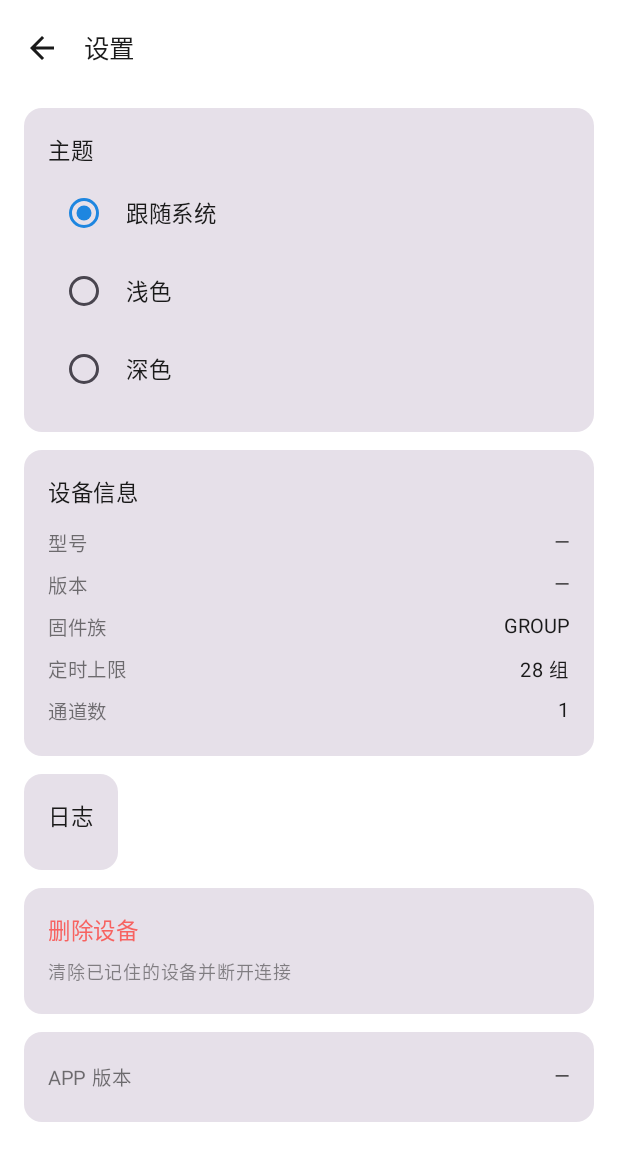
After one commit to page7/TEP_time_controlled_switch, an Android app built with Jetpack Compose: the composable SettingsScreen called with empty values, on a phone screen of 412 x 824 dp. The commit adds this screen. Shown: the top 1161 px of the screen. Run offline under Robolectric (Android 15) with nearby library versions, the phone set to English and light mode, and no system bars.

Commit message:
界面调整

```diff
--- /dev/null
+++ b/app/src/main/java/com/tep/timeswitch/ui/settings/SettingsScreen.kt
@@ -0,0 +1,204 @@
+package com.tep.timeswitch.ui.settings
+
+import androidx.activity.compose.BackHandler
+import androidx.compose.foundation.clickable
+import androidx.compose.foundation.layout.Arrangement
+import androidx.compose.foundation.layout.Column
+import androidx.compose.foundation.layout.Row
+import androidx.compose.foundation.layout.Spacer
+import androidx.compose.foundation.layout.fillMaxSize
+import androidx.compose.foundation.layout.fillMaxWidth
+import androidx.compose.foundation.layout.height
+import androidx.compose.foundation.layout.padding
+import androidx.compose.foundation.layout.width
+import androidx.compose.foundation.rememberScrollState
+import androidx.compose.foundation.verticalScroll
+import androidx.compose.material.icons.Icons
+import androidx.compose.material.icons.automirrored.filled.ArrowBack
+import androidx.compose.material3.AlertDialog
+import androidx.compose.material3.Card
+import androidx.compose.material3.ExperimentalMaterial3Api
+import androidx.compose.material3.Icon
+import androidx.compose.material3.IconButton
+import androidx.compose.material3.MaterialTheme
+import androidx.compose.material3.RadioButton
+import androidx.compose.material3.Scaffold
+import androidx.compose.material3.Text
+import androidx.compose.material3.TextButton
+import androidx.compose.material3.TopAppBar
+import androidx.compose.runtime.Composable
+import androidx.compose.runtime.getValue
+import androidx.compose.runtime.mutableStateOf
+import androidx.compose.runtime.remember
+import androidx.compose.runtime.setValue
+import androidx.compose.ui.Alignment
+import androidx.compose.ui.Modifier
+import androidx.compose.ui.text.font.FontFamily
+import androidx.compose.ui.text.font.FontWeight
+import androidx.compose.ui.unit.dp
+import androidx.compose.ui.unit.sp
+import com.tep.timeswitch.state.DeviceState
+import com.tep.timeswitch.state.ThemeMode
+
+/**
+ * 设置页(开发文档 §6.1):主题明暗控制、设备信息、日志、删除设备、APP 版本。
+ * 设备信息与通信日志自首页迁入(2026-11-20)。
+ */
+@OptIn(ExperimentalMaterial3Api::class)
+@Composable
+fun SettingsScreen(
+    deviceState: DeviceState,
+    frameLog: List<String>,
+    themeMode: ThemeMode,
+    onThemeModeChange: (ThemeMode) -> Unit,
+    versionName: String,
+    onDeleteDevice: () -> Unit,
+    onBack: () -> Unit,
+) {
+    var pendingDelete by remember { mutableStateOf(false) }
+
+    BackHandler(onBack = onBack)
+
+    Scaffold(
+        topBar = {
+            TopAppBar(
+                title = { Text("设置", fontSize = 17.sp) },
+                navigationIcon = {
+                    IconButton(onClick = onBack) {
+                        Icon(Icons.AutoMirrored.Filled.ArrowBack, contentDescription = "返回")
+                    }
+                },
+            )
+        },
+    ) { padding ->
+        Column(
+            modifier = Modifier
+                .fillMaxSize()
+                .padding(padding)
+                .verticalScroll(rememberScrollState())
+                .padding(horizontal = 16.dp, vertical = 8.dp),
+            verticalArrangement = Arrangement.spacedBy(12.dp),
+        ) {
+            // —— 主题 ——
+            Card {
+                Column(Modifier.padding(16.dp)) {
+                    Text("主题", fontWeight = FontWeight.Medium, fontSize = 15.sp)
+                    Spacer(Modifier.height(4.dp))
+                    ThemeRadioRow("跟随系统", themeMode == ThemeMode.SYSTEM) { onThemeModeChange(ThemeMode.SYSTEM) }
+                    ThemeRadioRow("浅色", themeMode == ThemeMode.LIGHT) { onThemeModeChange(ThemeMode.LIGHT) }
+                    ThemeRadioRow("深色", themeMode == ThemeMode.DARK) { onThemeModeChange(ThemeMode.DARK) }
+                }
+            }
+
+            // —— 设备信息(自首页迁入)——
+            Card {
+                Column(Modifier.padding(16.dp)) {
+                    Text("设备信息", fontWeight = FontWeight.Medium, fontSize = 15.sp)
+                    Spacer(Modifier.height(8.dp))
+                    InfoRow("型号", deviceState.productId.ifEmpty { "—" })
+                    InfoRow("版本", deviceState.version.ifEmpty { "—" })
+                    InfoRow("固件族", deviceState.family.name)
+                    InfoRow("定时上限", "${deviceState.timerMaxCnt} 组")
+                    InfoRow("通道数", "${deviceState.channelCount}")
+                    if (deviceState.loopTimer.isNotEmpty()) {
+                        val lt = deviceState.loopTimer.first()
+                        InfoRow(
+                            "循环定时",
+                            "%02d:%02d:%02d ~ %02d:%02d:%02d %s".format(
+                                lt.startH, lt.startM, lt.startS,
+                                lt.endH, lt.endM, lt.endS,
+                                if (lt.event) "到点开" else "到点关",
+                            ),
+                        )
+                    }
+                }
+            }
+
+            // —— 日志(自首页迁入)——
+            Card {
+                Column(Modifier.padding(16.dp)) {
+                    Text("日志", fontWeight = FontWeight.Medium, fontSize = 15.sp)
+                    Spacer(Modifier.height(8.dp))
+                    frameLog.takeLast(60).forEach { line ->
+                        Text(
+                            text = line,
+                            fontSize = 10.sp,
+                            fontFamily = FontFamily.Monospace,
+                            color = MaterialTheme.colorScheme.onSurface.copy(alpha = 0.7f),
+                        )
+                    }
+                }
+            }
+
+            // —— 删除设备 ——
+            Card {
+                Column(
+                    modifier = Modifier
+                        .fillMaxWidth()
+                        .clickable { pendingDelete = true }
+                        .padding(16.dp),
+                ) {
+                    Text("删除设备", fontSize = 15.sp, color = MaterialTheme.colorScheme.error)
+                    Spacer(Modifier.height(4.dp))
+                    Text(
+                        "清除已记住的设备并断开连接",
+                        fontSize = 12.sp,
+                        color = MaterialTheme.colorScheme.onSurface.copy(alpha = 0.5f),
+                    )
+                }
+            }
+
+            // —— APP 版本 ——
+            Card {
+                Column(Modifier.padding(16.dp)) {
+                    InfoRow("APP 版本", versionName.ifEmpty { "—" })
+                }
+            }
+        }
+    }
+
+    if (pendingDelete) {
+        AlertDialog(
+            onDismissRequest = { pendingDelete = false },
+            title = { Text("提示") },
+            text = { Text("是否删除该设备?删除后将清除记住的设备并断开连接") },
+            confirmButton = {
+                TextButton(onClick = {
+                    onDeleteDevice()
+                    pendingDelete = false
+                }) { Text("确定") }
+            },
+            dismissButton = {
+                TextButton(onClick = { pendingDelete = false }) { Text("取消") }
+            },
+        )
+    }
+}
+
+@Composable
+private fun ThemeRadioRow(label: String, selected: Boolean, onClick: () -> Unit) {
+    Row(
+        modifier = Modifier
+            .fillMaxWidth()
+            .clickable(onClick = onClick)
+            .padding(vertical = 2.dp),
+        verticalAlignment = Alignment.CenterVertically,
+    ) {
+        RadioButton(selected = selected, onClick = onClick)
+        Spacer(Modifier.width(4.dp))
+        Text(label, fontSize = 15.sp)
+    }
+}
+
+@Composable
+private fun InfoRow(label: String, value: String) {
+    Row(
+        modifier = Modifier
+            .fillMaxWidth()
+            .padding(vertical = 2.dp),
+        horizontalArrangement = Arrangement.SpaceBetween,
+    ) {
+        Text(label, fontSize = 13.sp, color = MaterialTheme.colorScheme.onSurface.copy(alpha = 0.6f))
+        Text(value, fontSize = 13.sp)
+    }
+}
--- a/app/src/main/java/com/tep/timeswitch/ui/theme/Theme.kt
+++ b/app/src/main/java/com/tep/timeswitch/ui/theme/Theme.kt
@@ -20,7 +20,7 @@ private val LightColors = lightColorScheme(
     onPrimaryContainer = BrandBlue,
     secondary = Color(0xFF10C3A6),
     error = Color(0xFFF76260),
-    background = Color(0xFFF6F6F6),
+    background = Color.White,
     surface = Color.White,
     onSurface = Color(0xFF1A1A1A),
 )
@@ -28,9 +28,12 @@ private val LightColors = lightColorScheme(
 private val DarkColors = darkColorScheme(primary = Color(0xFF7EB6F0))
 
 @Composable
-fun TEPTimeSwitchTheme(content: @Composable () -> Unit) {
+fun TEPTimeSwitchTheme(
+    darkTheme: Boolean = isSystemInDarkTheme(),
+    content: @Composable () -> Unit,
+) {
     MaterialTheme(
-        colorScheme = if (isSystemInDarkTheme()) DarkColors else LightColors,
+        colorScheme = if (darkTheme) DarkColors else LightColors,
         content = content,
     )
 }
```
Also changed, not shown: app/src/main/java/com/tep/timeswitch/MainActivity.kt (+25 -3 lines), app/src/main/java/com/tep/timeswitch/MainViewModel.kt (+21 -1 lines), app/src/main/java/com/tep/timeswitch/state/AppSettingsStore.kt (added, +32 -0 lines), app/src/main/java/com/tep/timeswitch/state/DeviceRepository.kt (+13 -0 lines), app/src/main/java/com/tep/timeswitch/ui/device/DeviceScreen.kt (+41 -99 lines), 2 other files.
